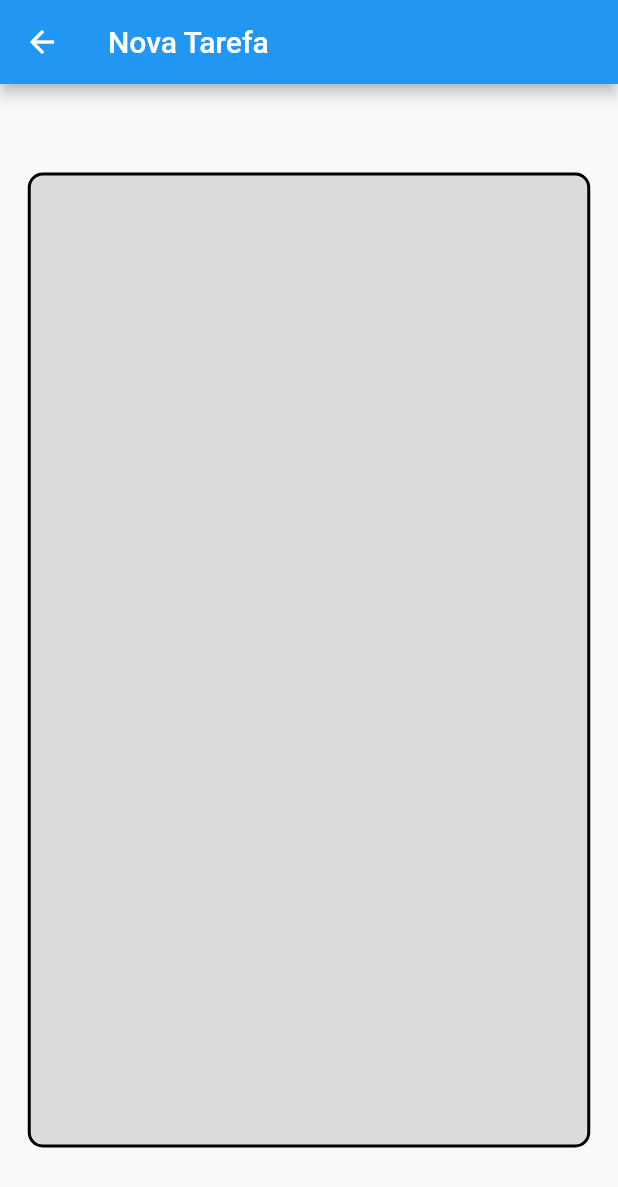
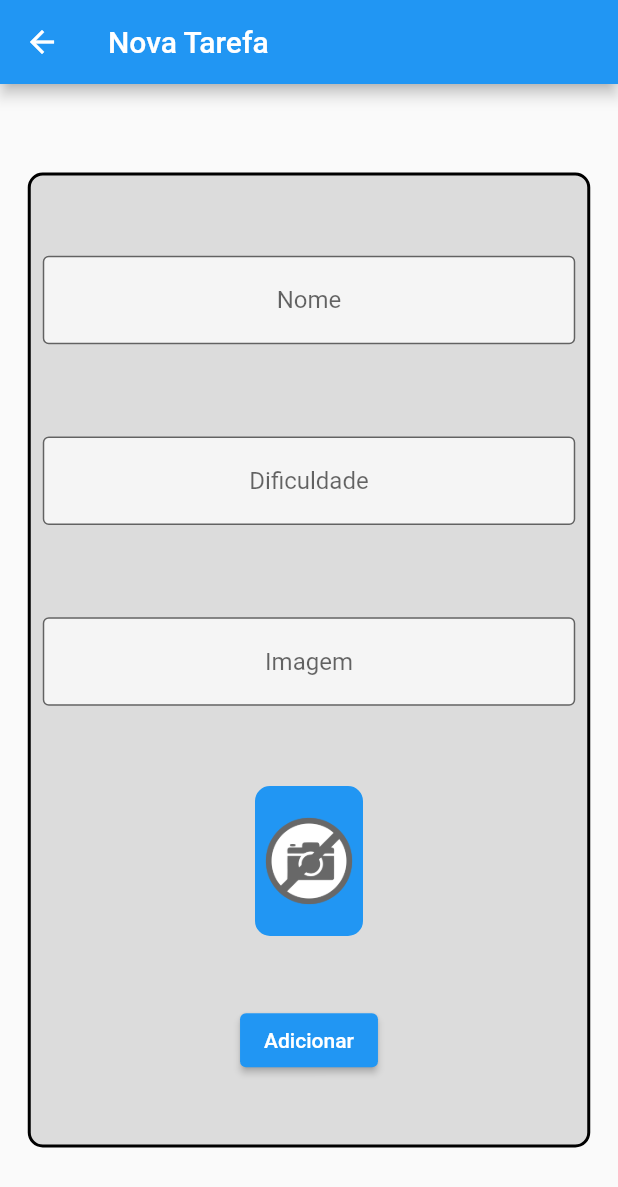
Before and after one commit to isabellapolicema/gerenciador_de_tarefas, a Flutter app: the FormScreen screen opened directly, on a phone screen of 412 x 824 dp. Shown: the top 1187 px of the screen. Run offline on Flutter 3.47's test engine with Material 2 defaults, Android fonts, the phone set to English and light mode, and no system bars; network calls fail.

Commit message:
Adição do forms para adição de uma nova tarefa

```diff
--- /dev/null
+++ b/lib/data/task_inherited.dart
@@ -0,0 +1,30 @@
+import 'package:flutter/material.dart';
+import 'package:primeiro_projeto_flutter/components/task.dart';
+
+class TaskInherited extends InheritedWidget {
+    TaskInherited({
+    Key? key,
+    required Widget child,
+  }) : super(key: key, child: child);
+
+  final List<Tasks> taskList =[Tasks('   Flutter', 'assets/images/flutter.png', 3),
+    Tasks('   React Native', 'assets/images/react.jpg', 3),
+    Tasks('   Python', 'assets/images/python.jpg', 3),
+    Tasks('   Git/GitHub', 'assets/images/git.jpg', 1),
+    Tasks('   Figma','assets/images/figma.jpg',1,),];
+
+  void newTask(String name, String photo, int difficulty){
+    taskList.add(Tasks(name, photo, difficulty));
+  }
+
+  static TaskInherited of(BuildContext context) {
+    final TaskInherited? result = context.dependOnInheritedWidgetOfExactType<TaskInherited>();
+    assert(result != null, 'No TaskInherited found in context');
+    return result!;
+  }
+
+  @override
+  bool updateShouldNotify(TaskInherited oldWidget) {
+    return oldWidget.taskList.length != taskList.length;
+  }
+}
--- a/lib/main.dart
+++ b/lib/main.dart
@@ -1,4 +1,5 @@
 import 'package:flutter/material.dart';
+import 'package:primeiro_projeto_flutter/data/task_inherited.dart';
 import 'package:primeiro_projeto_flutter/screens/form_screen.dart';
 import 'screens/initial_screen.dart';
 
@@ -16,7 +17,7 @@ class MyApp extends StatelessWidget {
       theme: ThemeData(
         primarySwatch: Colors.blue,
       ),
-      home: const InitialScreen(),
+      home: TaskInherited(child: const InitialScreen()),
     );
   }
 }
--- a/lib/screens/form_screen.dart
+++ b/lib/screens/form_screen.dart
@@ -8,13 +8,22 @@ class FormScreen extends StatefulWidget {
 }
 
 class _FormScreenState extends State<FormScreen> {
+  TextEditingController nameController = TextEditingController();
+  TextEditingController difficultyController = TextEditingController();
+  TextEditingController imageController = TextEditingController();
+
+  final _formKey = GlobalKey<FormState>(); // de olho nas validações
+
   @override
   Widget build(BuildContext context) {
-    return Scaffold(
+    return Form(
+      key: _formKey,
+      child: Scaffold(
         appBar: AppBar(
           title: const Text('Nova Tarefa'),
         ),
         body: Center(
+          child: SingleChildScrollView(
             child: Container(
               height: 650,
               width: 375,
@@ -24,9 +33,112 @@ class _FormScreenState extends State<FormScreen> {
                 border: Border.all(width: 2),
               ),
               child: Column(
+                mainAxisAlignment: MainAxisAlignment.spaceEvenly,
+                crossAxisAlignment: CrossAxisAlignment.center,
                 children: [
-
+                  Padding(
+                    padding: const EdgeInsets.all(8.0),
+                    child: TextFormField(
+                      validator: (String? value) {
+                        if (value != null && value.isEmpty) {
+                          return 'Insira o nome da tarefa.';
+                        }
+                        return null;
+                      },
+                      controller: nameController,
+                      textAlign: TextAlign.center,
+                      decoration: InputDecoration(
+                        border: OutlineInputBorder(),
+                        hintText: 'Nome',
+                        fillColor: Colors.white70,
+                        filled: true,
+                      ),
+                    ),
+                  ),
+                  Padding(
+                    padding: const EdgeInsets.all(8.0),
+                    child: TextFormField(
+                      keyboardType: TextInputType.number,
+                      validator: (value) {
+                        if (value!.isEmpty ||
+                            int.parse(value) > 5 ||
+                            int.parse(value) < 1) {
+                          return 'Insira uma dificuldade entre 1 e 5.';
+                        }
+                        return null;
+                      },
+                      controller: difficultyController,
+                      textAlign: TextAlign.center,
+                      decoration: InputDecoration(
+                        border: OutlineInputBorder(),
+                        hintText: 'Dificuldade',
+                        fillColor: Colors.white70,
+                        filled: true,
+                      ),
+                    ),
+                  ),
+                  Padding(
+                    padding: const EdgeInsets.all(8.0),
+                    child: TextFormField(
+                      onChanged: (text) {
+                        setState(() {});
+                      },
+                      keyboardType: TextInputType.url,
+                      validator: (value) {
+                        if (value!.isEmpty) {
+                          return 'Insira um URL de imagem.';
+                        }
+                        return null;
+                      },
+                      controller: imageController,
+                      textAlign: TextAlign.center,
+                      decoration: InputDecoration(
+                        border: OutlineInputBorder(),
+                        hintText: 'Imagem',
+                        fillColor: Colors.white70,
+                        filled: true,
+                      ),
+                    ),
+                  ),
+                  Container(
+                    height: 100,
+                    width: 72,
+                    decoration: BoxDecoration(
+                      color: Colors.blue,
+                      borderRadius: BorderRadius.circular(10),
+                      border: Border.all(width: 2, color: Colors.blue),
+                    ),
+                    child: ClipRRect(
+                      borderRadius: BorderRadius.circular(10),
+                      child: Image.network(
+                        imageController.text,
+                        errorBuilder: (BuildContext context, Object exception,
+                            StackTrace? stackTrace) {
+                          return Image.asset('assets/images/nophoto.png');
+                        },
+                        fit: BoxFit.cover,
+                      ),
+                    ),
+                  ),
+                  ElevatedButton(
+                    onPressed: () {
+                      if (_formKey.currentState!.validate()) {
+                        print(nameController.text);
+                        print(int.parse(difficultyController.text));
+                        print(imageController.text);
+                        ScaffoldMessenger.of(context).showSnackBar(
+                          const SnackBar(
+                            content: Text('Printando nova tarefa.'),
+                          ),
+                        );
+                        Navigator.pop(context);
+                      }
+                    },
+                    child: Text('Adicionar'),
+                  ),
                 ],
+              ),
+            ),
           ),
         ),
       ),
```
Also changed, not shown: lib/screens/initial_screen.dart (+16 -34 lines), assets/images/nophoto.png (added). Lines whose indentation alone changed are shown as unchanged.
